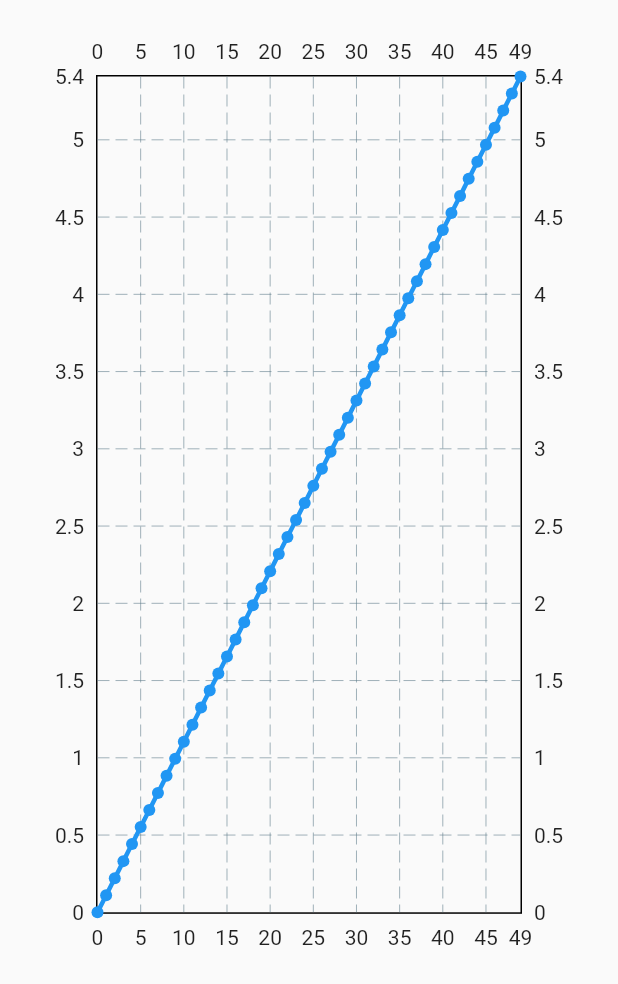
After one commit to RutananaArnold/disease_diagnosis, a Flutter app: the ResultsPage screen opened directly, on a phone screen of 412 x 824 dp. The commit adds this screen. Shown: the top 984 px of the screen. Run offline on Flutter 3.47's test engine with Material 2 defaults, Android fonts, the phone set to English and light mode, and no system bars; drawn by our look-alikes of fl_chart; our stand-ins replace camera, video_player; network calls fail.

Commit message:
added a graph

```diff
--- a/lib/main.dart
+++ b/lib/main.dart
@@ -37,7 +37,7 @@ class MyApp extends StatelessWidget {
         // or simply save your changes to "hot reload" in a Flutter IDE).
         // Notice that the counter didn't reset back to zero; the application
         // is not restarted.
-        primarySwatch: Colors.red,
+        primarySwatch: Colors.lightBlue,
       ),
       debugShowCheckedModeBanner: false,
       home: Index(
--- a/lib/screens/index.dart
+++ b/lib/screens/index.dart
@@ -28,7 +28,9 @@ class _IndexState extends State<Index> {
           ),
           SizedBox(
             height: size.height * 0.5,
-            // child: ,
+            child: Image.asset(
+              "assets/images/cameralight 1.png",
+            ),
           ),
           ElevatedButton(
               onPressed: () {
--- /dev/null
+++ b/lib/screens/results_page.dart
@@ -0,0 +1,73 @@
+import 'dart:math';
+
+import 'package:fl_chart/fl_chart.dart';
+import 'package:flutter/material.dart';
+
+class ResultsPage extends StatefulWidget {
+  const ResultsPage({super.key});
+
+  @override
+  State<ResultsPage> createState() => _ResultsPageState();
+}
+
+class _ResultsPageState extends State<ResultsPage> {
+  // Generate some dummy data for the cahrt
+  // This will be used to draw the red line
+  final List<FlSpot> dummyData1 = List.generate(50, (index) {
+    return FlSpot(index.toDouble(), index * Random().nextDouble());
+  });
+
+  // // This will be used to draw the orange line
+  // final List<FlSpot> dummyData2 = List.generate(100, (index) {
+  //   return FlSpot(index.toDouble(), index * Random().nextDouble());
+  // });
+
+  // // This will be used to draw the blue line
+  // final List<FlSpot> dummyData3 = List.generate(100, (index) {
+  //   return FlSpot(index.toDouble(), index * Random().nextDouble());
+  // });
+  @override
+  Widget build(BuildContext context) {
+    final size = MediaQuery.of(context).size;
+    return Scaffold(
+      body: ListView(
+        children: [
+          SizedBox(
+            height: size.height * 0.8,
+            child: Container(
+              padding: const EdgeInsets.all(20),
+              width: double.infinity,
+              child: LineChart(
+                LineChartData(
+                  lineBarsData: [
+                    // The red line
+                    LineChartBarData(
+                      spots: dummyData1,
+                      barWidth: 3,
+                      isCurved: true,
+                      color: Colors.blue,
+                    ),
+                    // The orange line
+                    // LineChartBarData(
+                    //   spots: dummyData2,
+                    //   isCurved: true,
+                    //   barWidth: 3,
+                    //   color: Colors.orange,
+                    // ),
+                    // The blue line
+                    // LineChartBarData(
+                    //   spots: dummyData3,
+                    //   isCurved: false,
+                    //   barWidth: 3,
+                    //   color: Colors.blue,
+                    // )
+                  ],
+                ),
+              ),
+            ),
+          )
+        ],
+      ),
+    );
+  }
+}
--- a/pubspec.yaml
+++ b/pubspec.yaml
@@ -38,6 +38,7 @@ dependencies:
   path:
   video_player: ^2.6.0
   story: ^1.0.0+1
+  fl_chart: ^0.61.0
 
 
   # The following adds the Cupertino Icons font to your application.
@@ -67,8 +68,8 @@ flutter:
   uses-material-design: true
 
   # To add assets to your application, add an assets section, like this:
-  # assets:
-  #   - images/a_dot_burr.jpeg
+  assets:
+    - assets/images/
   #   - images/a_dot_ham.jpeg
 
   # An image asset can refer to one or more resolution-specific "variants", see
```
Also changed, not shown: lib/screens/display_screen.dart (+58 -3 lines), assets/images/cameralight 1.png (added), pubspec.lock.
